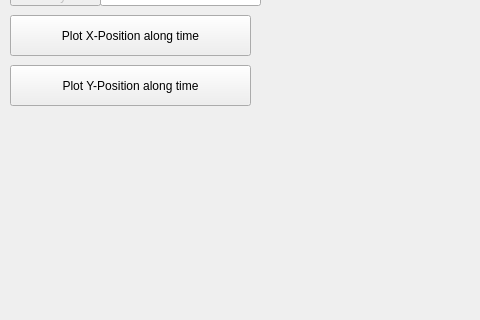
This is src/View_page.ui in vazirilab/PyBeamProfiler as Qt 5 draws it before an edit; both pictures show x 0 to 480 and y 185 to 505 of the 1029 by 1004 pixel window. The edited form follows.
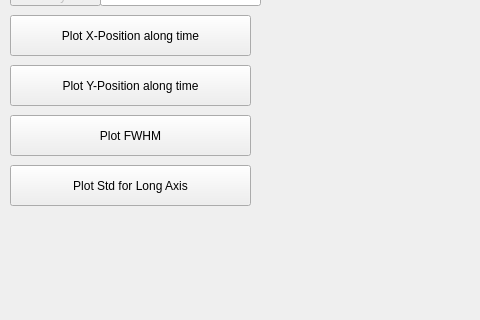
This is the edited form.

Commit message: Adding buttons to follow the FWHM and Std

Diff of the .ui file:
```diff
--- a/src/View_page.ui
+++ b/src/View_page.ui
@@ -293,6 +293,32 @@
      <string>Plot Y-Position along time</string>
     </property>
    </widget>
+   <widget class="QPushButton" name="FWHM_Plot">
+    <property name="geometry">
+     <rect>
+      <x>10</x>
+      <y>300</y>
+      <width>241</width>
+      <height>41</height>
+     </rect>
+    </property>
+    <property name="text">
+     <string>Plot FWHM</string>
+    </property>
+   </widget>
+   <widget class="QPushButton" name="Std_LA_Plot">
+    <property name="geometry">
+     <rect>
+      <x>10</x>
+      <y>350</y>
+      <width>241</width>
+      <height>41</height>
+     </rect>
+    </property>
+    <property name="text">
+     <string>Plot Std for Long Axis</string>
+    </property>
+   </widget>
   </widget>
   <widget class="QStatusBar" name="statusbar"/>
  </widget>
```
The commit also changes 1 other file.
